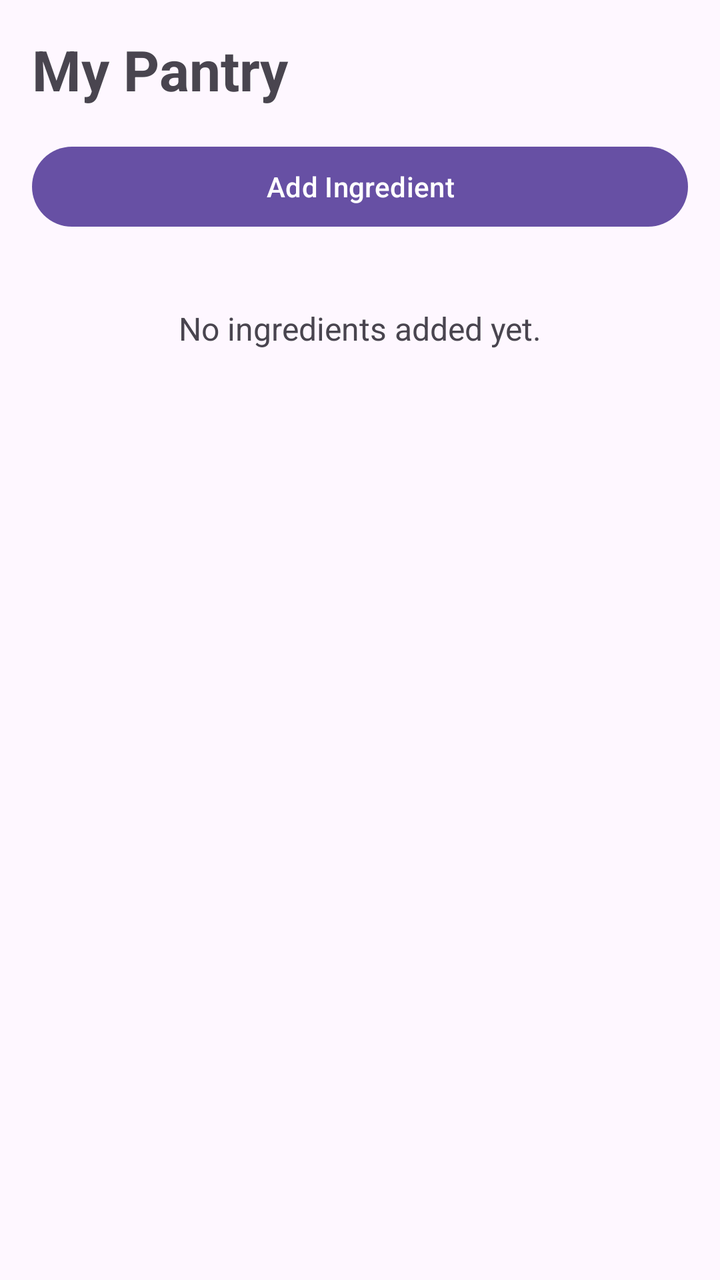
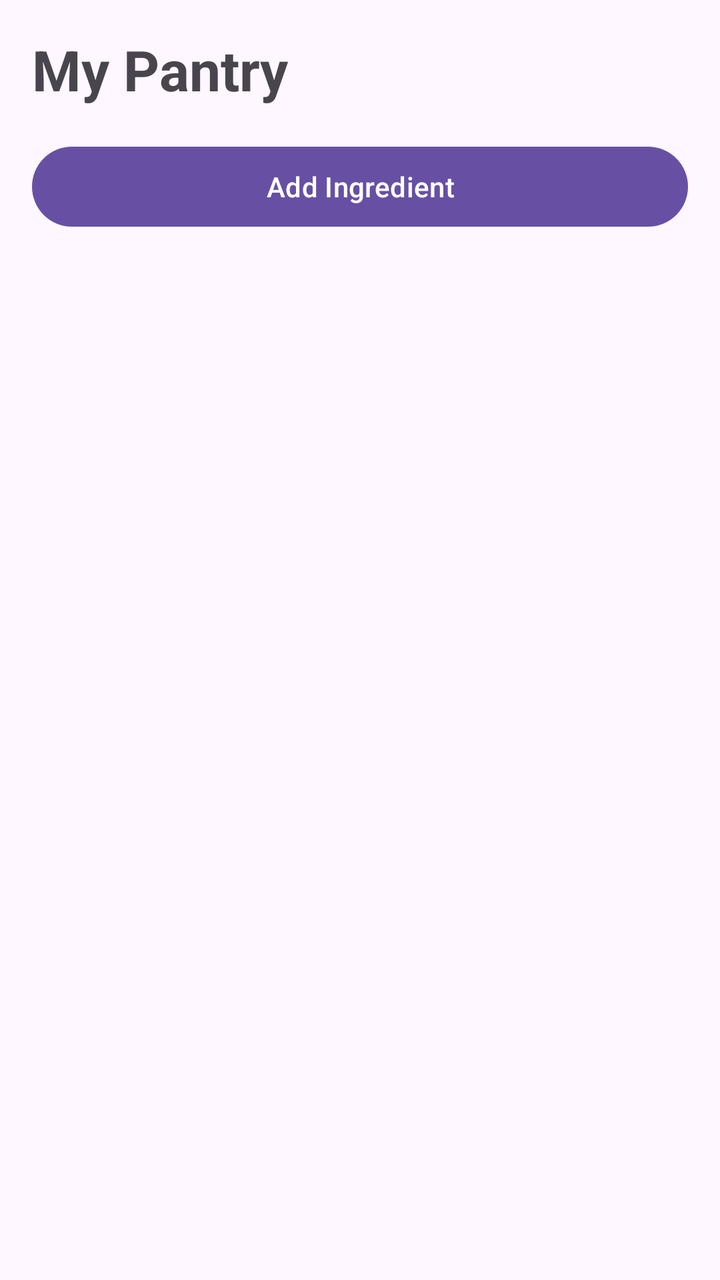

Two renders of the same Android screen: before a commit and after it. Below are the layout's source before the change and the commit's diff.
<!-- AndroidManifest.xml: application theme Theme.SmartPantryManager -->
<!-- res/layout/activity_pantry.xml -->
<?xml version="1.0" encoding="utf-8"?>
<LinearLayout xmlns:android="http://schemas.android.com/apk/res/android"
    android:id="@+id/main"
    android:layout_width="match_parent"
    android:layout_height="match_parent"
    android:orientation="vertical"
    android:padding="16dp">

    <TextView
        android:layout_width="wrap_content"
        android:layout_height="wrap_content"
        android:text="My Pantry"
        android:textSize="28sp"
        android:textStyle="bold"
        android:layout_marginBottom="16dp" />

    <Button
        android:id="@+id/btnAddIngredient"
        android:layout_width="match_parent"
        android:layout_height="wrap_content"
        android:text="Add Ingredient"
        android:layout_marginBottom="16dp" />

    <TextView
        android:id="@+id/txtEmptyPantry"
        android:layout_width="match_parent"
        android:layout_height="wrap_content"
        android:text="No ingredients added yet."
        android:textSize="16sp"
        android:gravity="center"
        android:padding="20dp" />

</LinearLayout>
<!-- resources referenced by this layout -->
<resources>
  <style name="Theme.SmartPantryManager" parent="Base.Theme.SmartPantryManager" />
  <style name="Base.Theme.SmartPantryManager" parent="Theme.Material3.DayNight.NoActionBar">
          
          
      </style>
</resources>

<!-- the commit's change to res/layout/activity_pantry.xml (unified diff, before → after) -->
@@ -21,13 +21,10 @@
         android:text="Add Ingredient"
         android:layout_marginBottom="16dp" />
 
-    <TextView
-        android:id="@+id/txtEmptyPantry"
+    <androidx.recyclerview.widget.RecyclerView
+        android:id="@+id/recyclerPantry"
         android:layout_width="match_parent"
-        android:layout_height="wrap_content"
-        android:text="No ingredients added yet."
-        android:textSize="16sp"
-        android:gravity="center"
-        android:padding="20dp" />
+        android:layout_height="0dp"
+        android:layout_weight="1" />
 
 </LinearLayout>
